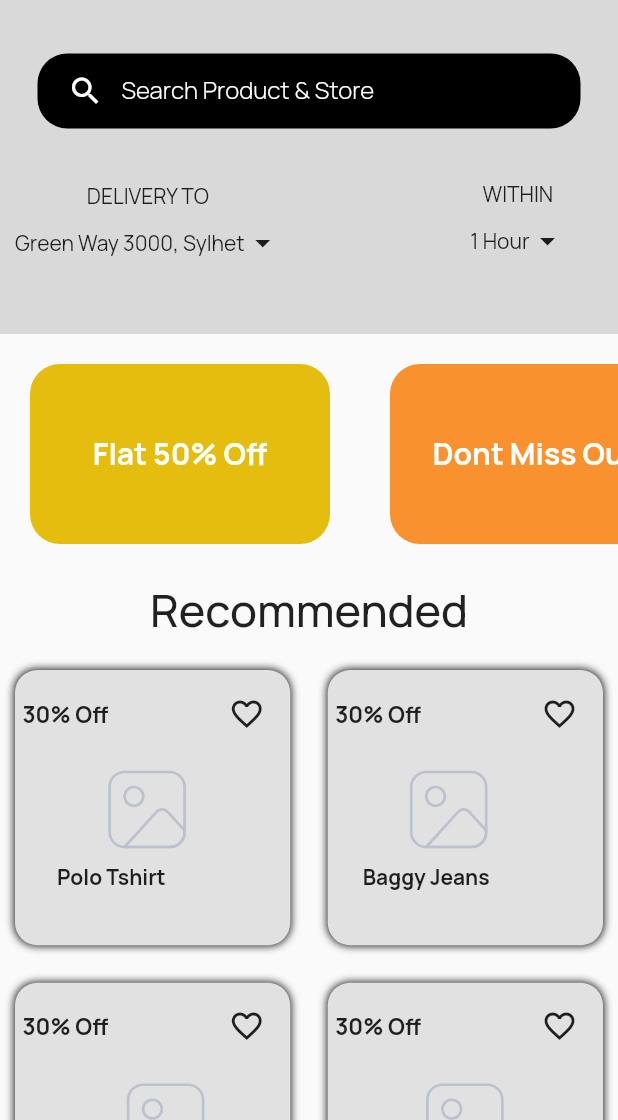
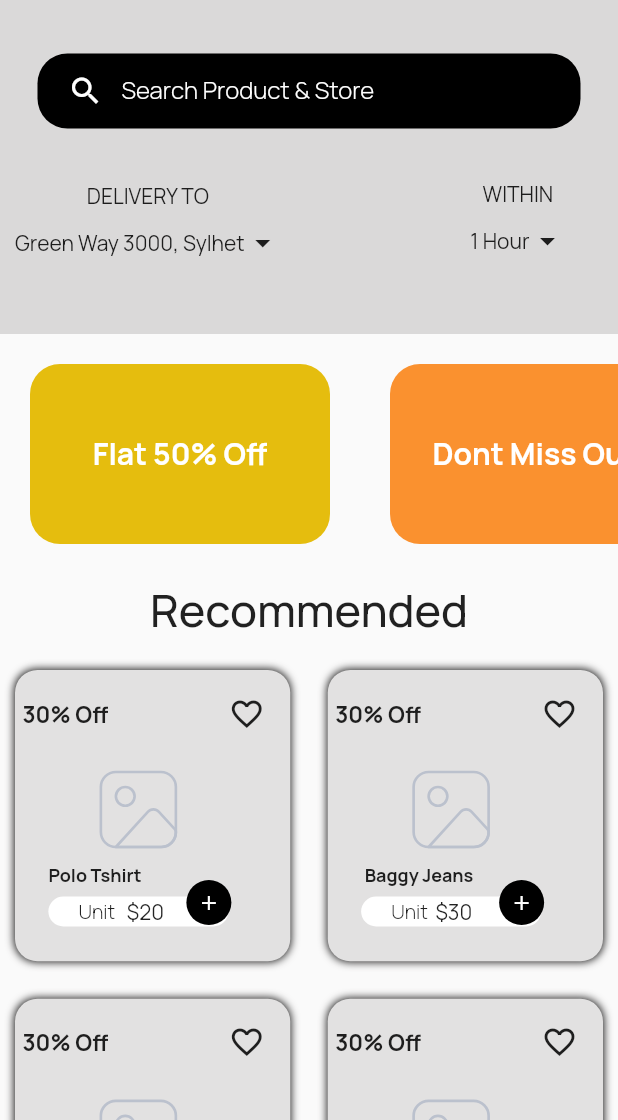
Before and after one commit to AnasKhan1506/Shopping-Ui, a Flutter app: the HomeView screen opened directly, on a phone screen of 412 x 824 dp, the part 116-1236 px from its top. Run offline on Flutter 3.47's test engine with Material 2 defaults, Android fonts, the phone set to English and light mode, and no system bars; our stand-ins replace curved_navigation_bar, flutter_svg.

Commit message:
updating cart

```diff
--- a/lib/Screens/Category_screen/category.dart
+++ b/lib/Screens/Category_screen/category.dart
@@ -8,7 +8,18 @@ class Category_Screen extends StatefulWidget {
 }
 
 class _Category_ScreenState extends State<Category_Screen> {
-  List Category_items = ["assets/images/t-shirt.png"];
+  List Category_items = [
+    "assets/images/t-shirt.png",
+    "assets/images/shirt.png",
+    "assets/images/sneakers.png",
+    "assets/images/trousers.png"
+  ];
+  List<String> Category_titles = [
+    "T-Shirts",
+    "Shirts",
+    "Sneakers",
+    "Jeans",
+  ];
 
   @override
   Widget build(BuildContext context) {
--- a/lib/Screens/home_screen/widgets/GridItem.dart
+++ b/lib/Screens/home_screen/widgets/GridItem.dart
@@ -26,6 +26,7 @@ List<String> itemName = [
   "Jordan",
   " Shirt"
 ];
+var itemPrice = [" \$20", "\$30", "\$35", "\$70", "\$50", "\$25"];
 
 class _GridItemState extends State<GridItem> {
   @override
@@ -36,6 +37,7 @@ class _GridItemState extends State<GridItem> {
         physics: NeverScrollableScrollPhysics(),
         itemCount: cartImageList.length,
         gridDelegate: SliverGridDelegateWithFixedCrossAxisCount(
+          childAspectRatio: 0.95,
           crossAxisCount: 2,
           mainAxisSpacing: 5,
           crossAxisSpacing: 5,
@@ -96,9 +98,56 @@ class _GridItemState extends State<GridItem> {
                           child: Text(
                             itemName[index],
                             style: TextStyle(
-                                fontSize: 14, fontWeight: FontWeight.w700),
+                                fontSize: 12, fontWeight: FontWeight.w700),
                           ),
-                        )
+                        ),
+                        Container(
+                          margin: EdgeInsets.only(top: 88),
+                          height: 20,
+                          width: 120,
+                          decoration: BoxDecoration(
+                              borderRadius: BorderRadius.circular(15),
+                              color: Colors.white),
+                          child: Row(
+                            children: [
+                              Padding(
+                                padding: EdgeInsets.only(left: 20),
+                                child: Text(
+                                  "Unit",
+                                  style: TextStyle(
+                                    fontSize: 13,
+                                    fontWeight: FontWeight.w300,
+                                  ),
+                                ),
+                              ),
+                              Padding(
+                                padding: EdgeInsets.only(left: 5),
+                                child: Text(
+                                  itemPrice[index],
+                                ),
+                              ),
+                            ],
+                          ),
+                        ),
+                        Container(
+                          margin: EdgeInsets.only(top: 68, left: 75),
+                          child: TextButton(
+                            onPressed: () {
+                              print("hi");
+                            },
+                            child: CircleAvatar(
+                              radius: 15,
+                              backgroundColor: Colors.black,
+                              child: Text(
+                                "+",
+                                style: TextStyle(
+                                  fontSize: 20,
+                                  color: Colors.white,
+                                ),
+                              ),
+                            ),
+                          ),
+                        ),
                       ],
                     ),
                   ],
```
Also changed, not shown: assets/images/shirt.png (added), assets/images/sneakers.png (added), assets/images/trousers.png (added).
